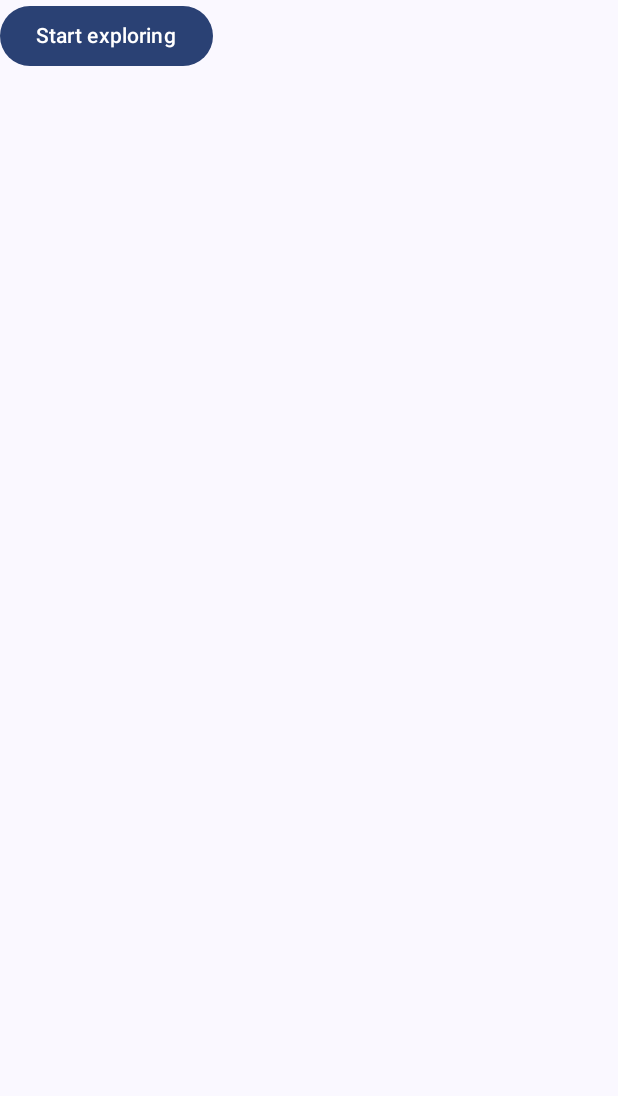
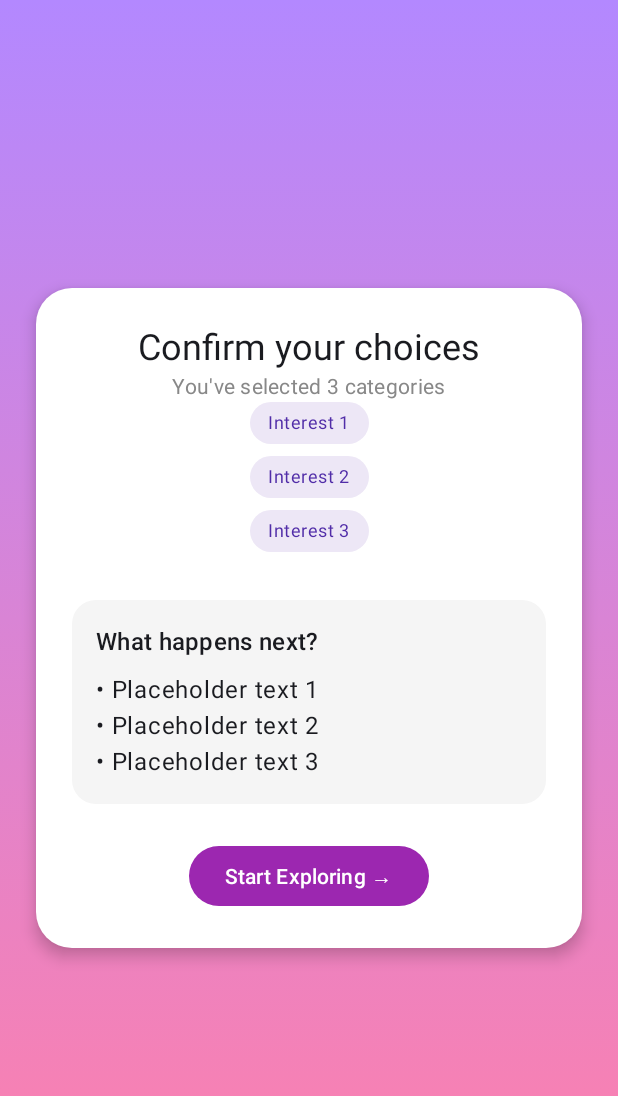
Before and after one commit to doech/Wherenow, an Android app built with Jetpack Compose: the ConfirmationScreen screen opened through its navigation route, on a phone screen of 412 x 824 dp. Shown: the top 1096 px of the screen. Run offline under Robolectric (Android 15) with nearby library versions, the phone set to English and light mode, and no system bars.

Commit message:
empezar confirmation screen y actualizar ruta en loginscreen para mostrar la navgeacion

```diff
--- a/app/src/main/java/com/example/wherenow/ConfirmationScreen.kt
+++ b/app/src/main/java/com/example/wherenow/ConfirmationScreen.kt
@@ -1,13 +1,109 @@
 package com.example.wherenow
 
-import androidx.compose.material3.Button
-import androidx.compose.material3.Text
+import androidx.compose.foundation.background
+import androidx.compose.foundation.layout.*
+import androidx.compose.foundation.shape.RoundedCornerShape
+import androidx.compose.material3.*
 import androidx.compose.runtime.Composable
+import androidx.compose.ui.Alignment
+import androidx.compose.ui.Modifier
+import androidx.compose.ui.graphics.Brush
+import androidx.compose.ui.graphics.Color
+import androidx.compose.ui.unit.dp
 import androidx.navigation.NavController
 
 @Composable
 fun ConfirmationScreen(navController: NavController) {
-    Button(onClick = { navController.navigate(NavRoutes.CONFIRMATION) }) {
-        Text("Start exploring")
+    // Lista provisional de intereses
+    val interests = listOf("Interest 1", "Interest 2", "Interest 3")
+
+    // Fondo degradado
+    Box(
+        modifier = Modifier
+            .fillMaxSize()
+            .background(
+                Brush.verticalGradient(
+                    listOf(
+                        Color(0xFFB388FF),
+                        Color(0xFFFF80AB)
+                    )
+                )
+            ),
+        contentAlignment = Alignment.Center
+    ) {
+        // Tarjeta blanca en el centro
+        Card(
+            modifier = Modifier
+                .fillMaxWidth()
+                .padding(24.dp),
+            shape = RoundedCornerShape(24.dp),
+            elevation = CardDefaults.cardElevation(6.dp),
+            colors = CardDefaults.cardColors(containerColor = Color.White) // 👈 blanco
+        ) {
+            Column(
+                modifier = Modifier
+                    .fillMaxWidth()
+                    .padding(24.dp),
+                horizontalAlignment = Alignment.CenterHorizontally
+            ) {
+                Text(
+                    text = "Confirm your choices",
+                    style = MaterialTheme.typography.headlineSmall
+                )
+                Text(
+                    text = "You've selected ${interests.size} categories",
+                    style = MaterialTheme.typography.bodyMedium,
+                    color = Color.Gray
+                )
+
+                interests.forEach { label ->
+                    InterestChip(label)
+                    Spacer(Modifier.height(8.dp))
+                }
+
+                Spacer(Modifier.height(24.dp))
+
+                // Caja gris "What happens next?" (placeholder)
+                Card(
+                    colors = CardDefaults.cardColors(containerColor = Color(0xFFF5F5F5)),
+                    shape = RoundedCornerShape(16.dp),
+                    modifier = Modifier.fillMaxWidth()
+                ) {
+                    Column(modifier = Modifier.padding(16.dp)) {
+                        Text("What happens next?", style = MaterialTheme.typography.titleMedium)
+                        Spacer(Modifier.height(8.dp))
+                        Text("• Placeholder text 1")
+                        Text("• Placeholder text 2")
+                        Text("• Placeholder text 3")
+                    }
+                }
+
+                Spacer(Modifier.height(24.dp))
+
+                // Botones (uno de ejemplo)
+                Button(
+                    onClick = { navController.navigate(NavRoutes.LOGIN) },
+                    colors = ButtonDefaults.buttonColors(containerColor = Color(0xFF9C27B0))
+                ) {
+                    Text("Start Exploring →")
+                }
+            }
+        }
     }
 }
+
+@Composable
+fun InterestChip(label: String) {
+    Surface(
+        shape = RoundedCornerShape(50),
+        color = Color(0xFFEDE7F6),
+        modifier = Modifier.padding(horizontal = 4.dp)
+    ) {
+        Text(
+            text = label,
+            style = MaterialTheme.typography.bodySmall,
+            modifier = Modifier.padding(horizontal = 12.dp, vertical = 6.dp),
+            color = Color(0xFF512DA8)
+        )
+    }
+}
--- a/app/src/main/java/com/example/wherenow/LoginScreen.kt
+++ b/app/src/main/java/com/example/wherenow/LoginScreen.kt
@@ -138,7 +138,7 @@ fun LoginScreen(navController: NavController) {
                     Button(
                         onClick = {
                             // Navegación después de login
-                            navController.navigate("home")
+                            navController.navigate(NavRoutes.CONFIRMATION)
                         },
                         modifier = Modifier
                             .fillMaxWidth()
```
